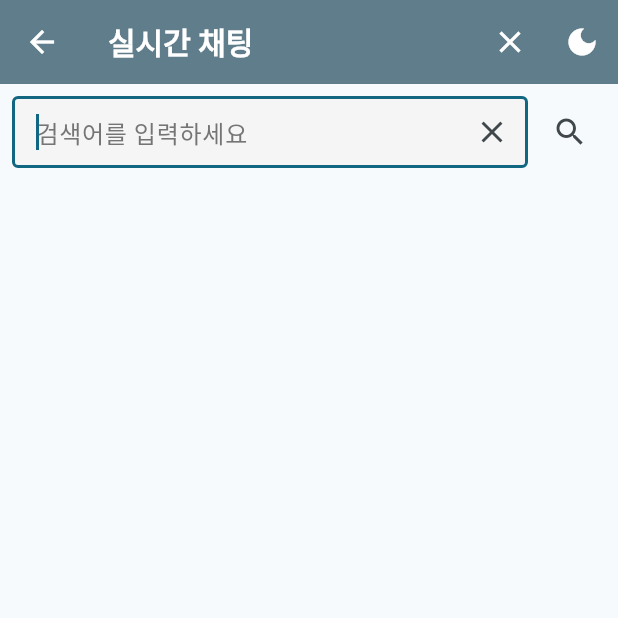
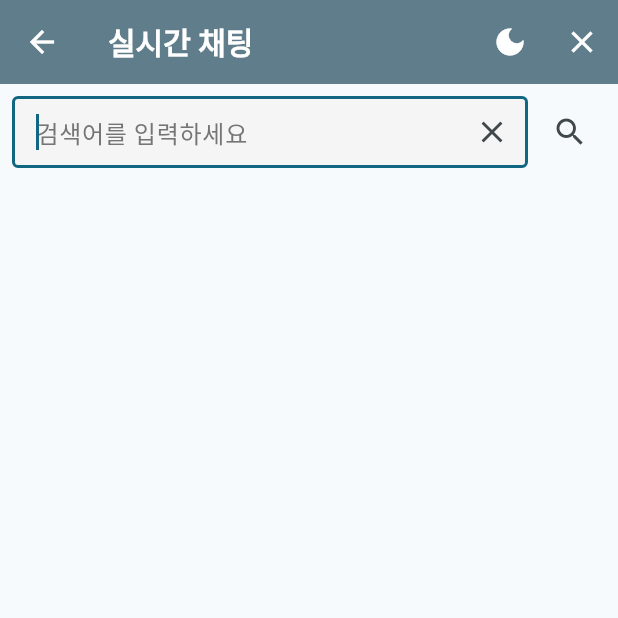
Before and after one commit to goodafternoonoo/chatter, a Flutter app: the ChatPage screen opened directly with empty values, after a tap on the "search" icon, on a phone screen of 412 x 824 dp, the top half of it. Run offline on Flutter 3.47's test engine with Material 3 defaults, Android fonts, the phone set to English and light mode, and no system bars; our stand-ins replace emoji_picker_flutter, flutter_dotenv, flutter_local_notifications, go_router, image_picker, shared_preferences and 1 more; accounts and stored records are empty; network calls fail; statements that could not run were skipped.

Commit message:
feat: CommonAppBar 위젯 추가 및 기존 앱바 통합 - ChatAppBar를 CommonAppBar로 대체하여 코드 중복을 줄이고, 모든 화면에서 일관된 테마 전환 기능을 제공

```diff
--- a/lib/screens/chat_page.dart
+++ b/lib/screens/chat_page.dart
@@ -6,11 +6,11 @@ import 'package:my_chat_app/providers/chat_provider.dart';
 import 'package:my_chat_app/utils/error_utils.dart';
 import 'package:my_chat_app/constants/ui_constants.dart';
 import 'package:my_chat_app/mixins/scroll_controller_mixin.dart';
-import 'package:my_chat_app/widgets/chat/chat_app_bar.dart';
+import 'package:my_chat_app/widgets/common_app_bar.dart';
 import 'package:my_chat_app/widgets/chat/search_field.dart';
 import 'package:my_chat_app/widgets/chat/message_list.dart';
 import 'package:my_chat_app/widgets/chat/message_input.dart';
-import 'package:my_chat_app/models/theme_mode_provider.dart';
+
 
 class ChatPage extends StatefulWidget {
   final String roomId;
@@ -153,8 +153,6 @@ class _ChatPageState extends State<ChatPage> with ScrollControllerMixin<ChatPage
 
   @override
   Widget build(BuildContext context) {
-    final themeModeProvider = context.watch<ThemeModeProvider>();
-
     return Focus(
       autofocus: true,
       onKeyEvent: (node, event) {
@@ -175,10 +173,17 @@ class _ChatPageState extends State<ChatPage> with ScrollControllerMixin<ChatPage
         return KeyEventResult.ignored;
       },
       child: Scaffold(
-        appBar: ChatAppBar(
-          showSearchField: _showSearchField,
-          onToggleSearch: _toggleSearch,
-          onToggleTheme: themeModeProvider.toggleTheme,
+        appBar: CommonAppBar(
+          title: const Text('실시간 채팅'),
+          actions: [
+            IconButton(
+              icon: Icon(
+                _showSearchField ? Icons.close : Icons.search,
+              ),
+              onPressed: _toggleSearch,
+              tooltip: '메시지 검색',
+            ),
+          ],
         ),
         body: Stack(
           children: [
--- a/lib/screens/nickname_screen.dart
+++ b/lib/screens/nickname_screen.dart
@@ -4,6 +4,7 @@ import 'package:my_chat_app/providers/profile_provider.dart'; // ProfileProvider
 import 'package:my_chat_app/utils/error_utils.dart';
 import 'package:my_chat_app/constants/ui_constants.dart';
 import 'package:go_router/go_router.dart';
+import 'package:my_chat_app/widgets/common_app_bar.dart';
 
 class NicknameScreen extends StatefulWidget {
   const NicknameScreen({super.key});
@@ -45,7 +46,7 @@ class _NicknameScreenState extends State<NicknameScreen> {
   @override
   Widget build(BuildContext context) {
     return Scaffold(
-      appBar: AppBar(title: const Text('닉네임 설정')),
+      appBar: const CommonAppBar(title: Text('닉네임 설정')),
       body: Padding(
         padding: const EdgeInsets.all(UIConstants.paddingMedium),
         child: Form(
--- a/lib/screens/profile_screen.dart
+++ b/lib/screens/profile_screen.dart
@@ -8,6 +8,7 @@ import 'package:my_chat_app/constants/ui_constants.dart';
 import 'package:my_chat_app/utils/toast_utils.dart';
 import 'package:my_chat_app/widgets/profile/profile_avatar.dart';
 import 'package:my_chat_app/widgets/profile/profile_form.dart';
+import 'package:my_chat_app/widgets/common_app_bar.dart';
 
 class ProfileScreen extends StatefulWidget {
   const ProfileScreen({super.key});
@@ -79,8 +80,8 @@ class _ProfileScreenState extends State<ProfileScreen> {
     final profileProvider = context.watch<ProfileProvider>();
 
     return Scaffold(
-      appBar: AppBar(
-        title: const Text('프로필 관리'),
+      appBar: const CommonAppBar(
+        title: Text('프로필 관리'),
       ),
       body: profileProvider.isLoading
           ? const Center(child: CircularProgressIndicator())
--- a/lib/screens/room_list_screen.dart
+++ b/lib/screens/room_list_screen.dart
@@ -5,6 +5,7 @@ import 'package:my_chat_app/providers/room_provider.dart';
 import 'package:my_chat_app/utils/toast_utils.dart';
 import 'package:my_chat_app/widgets/room/room_list_item.dart';
 import 'package:my_chat_app/widgets/room/create_room_bottom_sheet.dart';
+import 'package:my_chat_app/widgets/common_app_bar.dart';
 
 class RoomListScreen extends StatefulWidget {
   const RoomListScreen({super.key});
@@ -78,7 +79,7 @@ class _RoomListScreenState extends State<RoomListScreen> {
   @override
   Widget build(BuildContext context) {
     return Scaffold(
-      appBar: AppBar(
+      appBar: CommonAppBar(
         title: const Text('채팅방 목록'),
         actions: [
           IconButton(
--- a/lib/widgets/chat/chat_app_bar.dart
+++ /dev/null
@@ -1,46 +0,0 @@
-import 'package:flutter/material.dart';
-import 'package:provider/provider.dart';
-import 'package:my_chat_app/models/theme_mode_provider.dart';
-
-class ChatAppBar extends StatelessWidget implements PreferredSizeWidget {
-  final bool showSearchField;
-  final VoidCallback onToggleSearch;
-  final VoidCallback onToggleTheme;
-
-  const ChatAppBar({
-    super.key,
-    required this.showSearchField,
-    required this.onToggleSearch,
-    required this.onToggleTheme,
-  });
-
-  @override
-  Widget build(BuildContext context) {
-    final themeModeProvider = context.watch<ThemeModeProvider>();
-
-    return AppBar(
-      title: const Text('실시간 채팅'),
-      actions: [
-        IconButton(
-          icon: Icon(
-            showSearchField ? Icons.close : Icons.search,
-          ),
-          onPressed: onToggleSearch,
-          tooltip: '메시지 검색',
-        ),
-        IconButton(
-          icon: Icon(
-            themeModeProvider.themeMode == ThemeMode.dark
-                ? Icons.light_mode
-                : Icons.dark_mode,
-          ),
-          onPressed: onToggleTheme,
-          tooltip: '테마 전환',
-        ),
-      ],
-    );
-  }
-
-  @override
-  Size get preferredSize => const Size.fromHeight(kToolbarHeight);
-}
--- /dev/null
+++ b/lib/widgets/common_app_bar.dart
@@ -0,0 +1,37 @@
+import 'package:flutter/material.dart';
+import 'package:provider/provider.dart';
+import 'package:my_chat_app/models/theme_mode_provider.dart';
+
+class CommonAppBar extends StatelessWidget implements PreferredSizeWidget {
+  final Widget? title;
+  final List<Widget>? actions;
+  final bool automaticallyImplyLeading;
+
+  const CommonAppBar({
+    super.key,
+    this.title,
+    this.actions,
+    this.automaticallyImplyLeading = true,
+  });
+
+  @override
+  Widget build(BuildContext context) {
+    final themeModeProvider = context.watch<ThemeModeProvider>();
+    final isDarkMode = themeModeProvider.themeMode == ThemeMode.dark;
+
+    return AppBar(
+      title: title,
+      automaticallyImplyLeading: automaticallyImplyLeading,
+      actions: [
+        IconButton(
+          icon: Icon(isDarkMode ? Icons.light_mode : Icons.dark_mode),
+          onPressed: themeModeProvider.toggleTheme,
+        ),
+        ...?actions,
+      ],
+    );
+  }
+
+  @override
+  Size get preferredSize => const Size.fromHeight(kToolbarHeight);
+}
```
